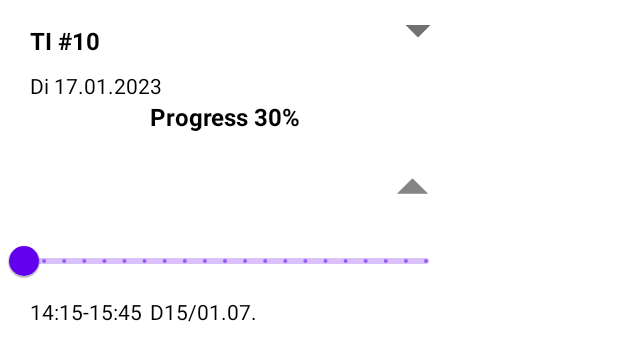
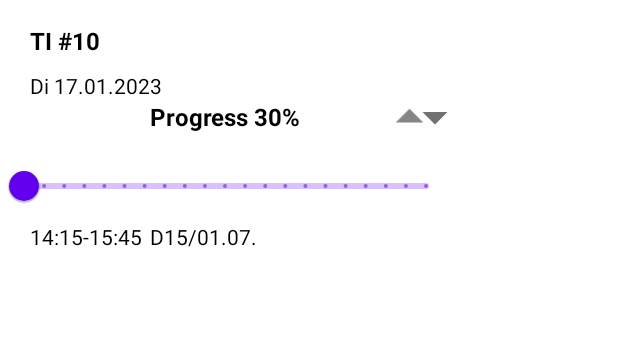
Before and after one commit to Minhphucnguyen49/OBS-Lite_App, an Android app: the layout list_item_module.xml on its own in the app's theme, with its tools: preview values and no code run, on a phone screen of 412 x 824 dp. Shown: the top 361 px of the screen. Run offline under Robolectric (Android 15) with nearby library versions, the phone set to English and light mode, and no system bars.

Commit message:
bug fix in weeks

```diff
--- a/app/src/main/java/com/hciws22/obslite/SettingsActivity.java
+++ b/app/src/main/java/com/hciws22/obslite/SettingsActivity.java
@@ -8,6 +8,8 @@ import android.widget.Button;
 import android.widget.EditText;
 import android.widget.ImageView;
 import android.widget.TextView;
+
+import com.google.android.material.bottomnavigation.BottomNavigationView;
 import com.hciws22.obslite.setting.SettingController;
 import com.hciws22.obslite.sync.SyncController;
 
--- a/app/src/main/java/com/hciws22/obslite/TodayActivity.java
+++ b/app/src/main/java/com/hciws22/obslite/TodayActivity.java
@@ -7,9 +7,12 @@ import androidx.recyclerview.widget.RecyclerView;
 
 import android.os.Bundle;
 import android.view.View;
+import android.widget.TextView;
 
 import com.hciws22.obslite.db.SqLiteHelper;
+import com.hciws22.obslite.setting.Translation;
 import com.hciws22.obslite.today.LectureRecViewAdapter;
+import com.hciws22.obslite.today.Today;
 import com.hciws22.obslite.today.TodayController;
 import com.hciws22.obslite.utils.SpacingItemDecorator;
 
--- a/app/src/main/java/com/hciws22/obslite/fragments_agenda/TodayFragment.java
+++ b/app/src/main/java/com/hciws22/obslite/fragments_agenda/TodayFragment.java
@@ -20,7 +20,6 @@ import com.hciws22.obslite.today.LectureRecViewAdapter;
 import com.hciws22.obslite.today.TodayController;
 import com.hciws22.obslite.utils.SpacingItemDecorator;
 
-import java.util.Locale;
 
 public class TodayFragment extends Fragment {
     private Context mContext;
--- a/app/src/main/java/com/hciws22/obslite/fragments_mainactivity/AgendaFragment.java
+++ b/app/src/main/java/com/hciws22/obslite/fragments_mainactivity/AgendaFragment.java
@@ -39,6 +39,10 @@ public class AgendaFragment extends Fragment {
 
         View view = inflater.inflate(R.layout.agenda, container, false);
         super.onViewCreated(view, savedInstanceState);
+
+        TextView todayTitle = view.findViewById(R.id.title_TODAY);
+        todayTitle.setText(Translation.getTranslation( Translation.AGENDA, Translation.loadMode(mContext)));
+
 
         TextView dateToday = view.findViewById(R.id.date_today);
 
--- a/app/src/main/java/com/hciws22/obslite/setting/Translation.java
+++ b/app/src/main/java/com/hciws22/obslite/setting/Translation.java
@@ -47,6 +47,9 @@ public enum Translation {
     TOMORROW("MORGEN","TOMORROW"),
     THIS_WEEK("DIESE WOCHE","THIS WEEK"),
 
+    // Navigation
+    AGENDA("Agenda", "Schedule"),
+    SETTING("Einstellungen", "Settings"),
 
     //Toasts
     SUCCESS_TOAST("Erfolgreich", "Success"),
--- a/app/src/main/java/com/hciws22/obslite/today/LectureRecViewAdapter.java
+++ b/app/src/main/java/com/hciws22/obslite/today/LectureRecViewAdapter.java
@@ -55,6 +55,8 @@ public class LectureRecViewAdapter extends RecyclerView.Adapter<LectureRecViewAd
             holder.moduleToday.setCardBackgroundColor(ContextCompat.getColor(contextToShowImage,R.color.colorLab));
         }
 
+
+
     }
 
     @Override
--- a/app/src/main/java/com/hciws22/obslite/todo/TodoDbService.java
+++ b/app/src/main/java/com/hciws22/obslite/todo/TodoDbService.java
@@ -186,6 +186,10 @@ public class TodoDbService {
     //================ Execute multiple insert statements once ===============
     public void insertExtraInfo(List<Todo> extraInfoEntities){
 
+        if(extraInfoEntities.isEmpty()){
+            return;
+        }
+
         SQLiteDatabase db = sqLiteHelper.getWritableDatabase();
         try {
             db.beginTransaction();
--- a/app/src/main/res/layout/expanded_card.xml
+++ b/app/src/main/res/layout/expanded_card.xml
@@ -2,19 +2,9 @@
 <RelativeLayout xmlns:android="http://schemas.android.com/apk/res/android"
     android:layout_width="match_parent"
     android:layout_height="wrap_content">
-    <ImageView
-        android:id="@+id/btnUpArrow"
-        android:layout_width="wrap_content"
-        android:layout_height="wrap_content"
-        android:src="@drawable/ic_arrow_up"
-        android:layout_alignParentTop="true"
-        android:layout_alignParentEnd="true">
-
-    </ImageView>
 
     <com.google.android.material.slider.Slider
         android:id="@+id/slider"
-        android:layout_below="@+id/btnUpArrow"
         android:layout_width="match_parent"
         android:layout_height="wrap_content"
         android:stepSize="5"
--- a/app/src/main/res/layout/list_item_module.xml
+++ b/app/src/main/res/layout/list_item_module.xml
@@ -59,16 +59,31 @@
             <ImageView
                 android:id="@+id/btnDownArrow"
                 android:layout_width="wrap_content"
-                android:layout_height="wrap_content"
+                android:layout_height="44dp"
                 android:layout_below="@+id/module_infor"
                 android:layout_alignParentTop="true"
                 android:layout_alignParentEnd="true"
-                android:layout_marginTop="0dp"
-                android:layout_marginEnd="1dp"
+                android:layout_marginTop="56dp"
+                android:layout_marginEnd="-10dp"
                 android:layout_marginBottom="0dp"
                 android:src="@drawable/ic_arrow_down">
 
             </ImageView>
+
+            <ImageView
+                android:id="@+id/btnUpArrow"
+                android:layout_width="wrap_content"
+                android:layout_height="44dp"
+                android:layout_below="@+id/module_infor"
+                android:layout_alignParentTop="true"
+                android:layout_alignParentEnd="true"
+                android:layout_marginTop="56dp"
+                android:layout_marginEnd="2dp"
+                android:layout_marginBottom="0dp"
+                android:src="@drawable/ic_arrow_up">
+
+            </ImageView>
+
 
         </RelativeLayout>
 
```
Also changed, not shown: app/src/main/java/com/hciws22/obslite/MainActivity.java (+18 -1 lines), app/src/main/java/com/hciws22/obslite/setting/SettingController.java (+10 -1 lines).
